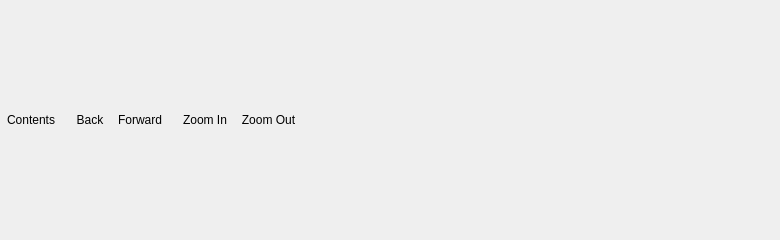
The window that src/ui/helpwindow.ui (opencor/opencor) describes before a commit, drawn with Qt 5.
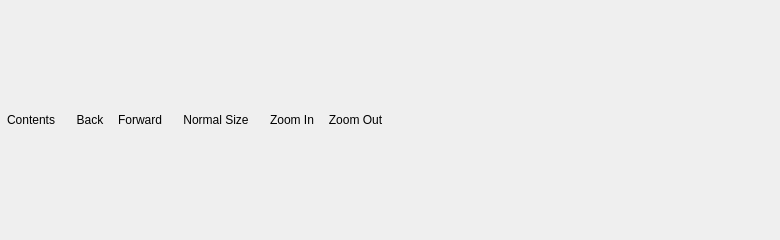
The same window after the commit. Icons and pictures are not drawn.

The edit to the form file:
```diff
--- a/src/ui/helpwindow.ui
+++ b/src/ui/helpwindow.ui
@@ -110,6 +110,38 @@
         </property>
        </spacer>
       </item>
+      <item>
+       <widget class="QToolButton" name="normalSizeButton">
+        <property name="text">
+         <string>Normal Size</string>
+        </property>
+        <property name="iconSize">
+         <size>
+          <width>24</width>
+          <height>24</height>
+         </size>
+        </property>
+        <property name="autoRaise">
+         <bool>true</bool>
+        </property>
+       </widget>
+      </item>
+      <item>
+       <spacer name="fixedSpacer3">
+        <property name="orientation">
+         <enum>Qt::Horizontal</enum>
+        </property>
+        <property name="sizeType">
+         <enum>QSizePolicy::Fixed</enum>
+        </property>
+        <property name="sizeHint" stdset="0">
+         <size>
+          <width>7</width>
+          <height>0</height>
+         </size>
+        </property>
+       </spacer>
+      </item>
       <item>
        <widget class="QToolButton" name="zoomInButton">
         <property name="text">
```
Left out of the diff: 15 changed lines with no effect on the pictures.
